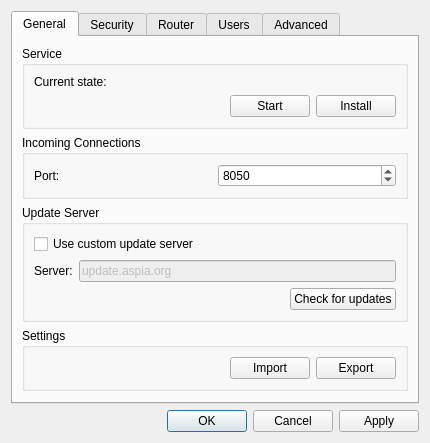
dchapyshev/aspia, file source/host/ui/config_dialog.ui: the form before one commit.
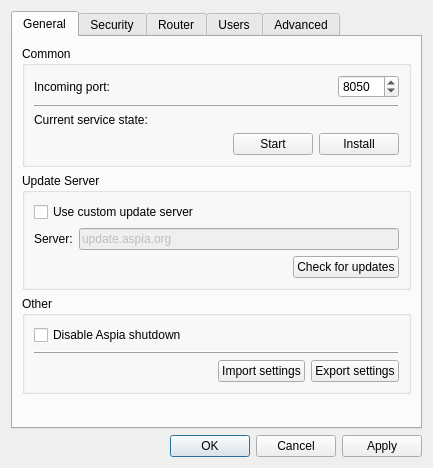
The form after the commit. Icons and pictures are not drawn.

Commit message: Implement "Disable Aspia shutdown" option.

```diff
--- a/source/host/ui/config_dialog.ui
+++ b/source/host/ui/config_dialog.ui
@@ -6,8 +6,8 @@
    <rect>
     <x>0</x>
     <y>0</y>
-    <width>430</width>
-    <height>411</height>
+    <width>433</width>
+    <height>468</height>
    </rect>
   </property>
   <property name="windowTitle">
@@ -23,17 +23,64 @@
       <attribute name="title">
        <string>General</string>
       </attribute>
-      <layout class="QVBoxLayout" name="verticalLayout_8">
+      <layout class="QVBoxLayout" name="verticalLayout_11">
        <item>
         <widget class="QGroupBox" name="groupBox">
          <property name="title">
-          <string>Service</string>
+          <string>Common</string>
          </property>
          <layout class="QVBoxLayout" name="verticalLayout_4">
+          <item>
+           <layout class="QHBoxLayout" name="horizontalLayout_4">
+            <item>
+             <widget class="QLabel" name="label_port">
+              <property name="text">
+               <string>Incoming port:</string>
+              </property>
+             </widget>
+            </item>
+            <item>
+             <spacer name="horizontalSpacer_5">
+              <property name="orientation">
+               <enum>Qt::Horizontal</enum>
+              </property>
+              <property name="sizeHint" stdset="0">
+               <size>
+                <width>40</width>
+                <height>20</height>
+               </size>
+              </property>
+             </spacer>
+            </item>
+            <item>
+             <widget class="QSpinBox" name="spinbox_port">
+              <property name="minimum">
+               <number>1</number>
+              </property>
+              <property name="maximum">
+               <number>65535</number>
+              </property>
+              <property name="value">
+               <number>8050</number>
+              </property>
+             </widget>
+            </item>
+           </layout>
+          </item>
+          <item>
+           <widget class="QFrame" name="frame">
+            <property name="frameShape">
+             <enum>QFrame::HLine</enum>
+            </property>
+            <property name="frameShadow">
+             <enum>QFrame::Raised</enum>
+            </property>
+           </widget>
+          </item>
           <item>
            <widget class="QLabel" name="label_service_status">
             <property name="text">
-             <string notr="true">Current state:</string>
+             <string notr="true">Current service state:</string>
             </property>
            </widget>
           </item>
@@ -71,35 +118,6 @@
          </layout>
         </widget>
        </item>
-       <item>
-        <widget class="QGroupBox" name="groupbox_incoming_connections">
-         <property name="title">
-          <string>Incoming Connections</string>
-         </property>
-         <layout class="QHBoxLayout" name="horizontalLayout_4">
-          <item>
-           <widget class="QLabel" name="label_port">
-            <property name="text">
-             <string>Port:</string>
-            </property>
-           </widget>
-          </item>
-          <item>
-           <widget class="QSpinBox" name="spinbox_port">
-            <property name="minimum">
-             <number>1</number>
-            </property>
-            <property name="maximum">
-             <number>65535</number>
-            </property>
-            <property name="value">
-             <number>8050</number>
-            </property>
-           </widget>
-          </item>
-         </layout>
-        </widget>
-       </item>
        <item>
         <widget class="QGroupBox" name="groupbox_update_server">
          <property name="title">
@@ -164,36 +182,57 @@
        <item>
         <widget class="QGroupBox" name="groupbox_import_export">
          <property name="title">
-          <string>Settings</string>
+          <string>Other</string>
          </property>
-         <layout class="QHBoxLayout" name="horizontalLayout_3">
+         <layout class="QVBoxLayout" name="verticalLayout_8">
           <item>
-           <spacer name="horizontalSpacer_2">
-            <property name="orientation">
-             <enum>Qt::Horizontal</enum>
-            </property>
-            <property name="sizeHint" stdset="0">
-             <size>
-              <width>192</width>
-              <height>20</height>
-             </size>
-            </property>
-           </spacer>
-          </item>
-          <item>
-           <widget class="QPushButton" name="button_import">
+           <widget class="QCheckBox" name="checkbox_disable_shutdown">
             <property name="text">
-             <string>Import</string>
+             <string>Disable Aspia shutdown</string>
             </property>
            </widget>
           </item>
           <item>
-           <widget class="QPushButton" name="button_export">
-            <property name="text">
-             <string>Export</string>
+           <widget class="QFrame" name="frame_2">
+            <property name="frameShape">
+             <enum>QFrame::HLine</enum>
             </property>
+            <property name="frameShadow">
+             <enum>QFrame::Raised</enum>
+            </property>
            </widget>
           </item>
+          <item>
+           <layout class="QHBoxLayout" name="horizontalLayout_3">
+            <item>
+             <spacer name="horizontalSpacer_2">
+              <property name="orientation">
+               <enum>Qt::Horizontal</enum>
+              </property>
+              <property name="sizeHint" stdset="0">
+               <size>
+                <width>192</width>
+                <height>20</height>
+               </size>
+              </property>
+             </spacer>
+            </item>
+            <item>
+             <widget class="QPushButton" name="button_import">
+              <property name="text">
+               <string>Import settings</string>
+              </property>
+             </widget>
+            </item>
+            <item>
+             <widget class="QPushButton" name="button_export">
+              <property name="text">
+               <string>Export settings</string>
+              </property>
+             </widget>
+            </item>
+           </layout>
+          </item>
          </layout>
         </widget>
        </item>
```
The commit also changes 26 other files.
